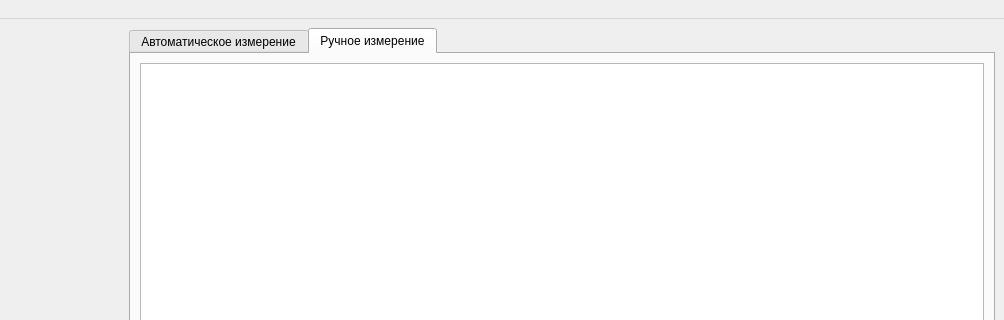
Old version of the form mainwindow.ui in the repository igrekus/mult_i1_measjure; both pictures show x 128 to 1132 and y 0 to 320 of the 1132 by 525 pixel window.
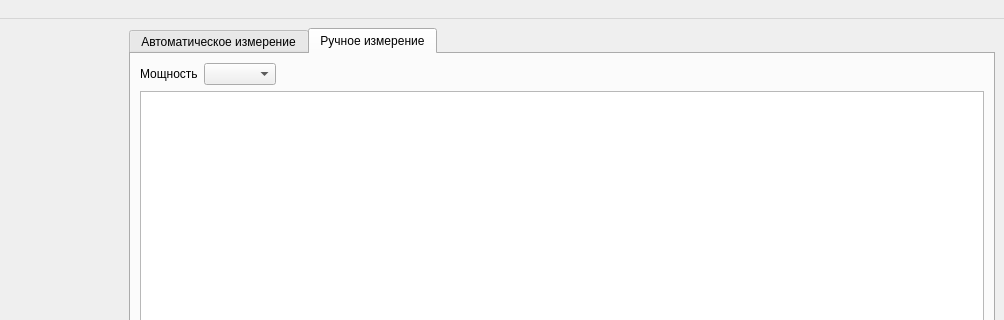
New version of the form.

The edit to the form file:
```diff
--- a/mainwindow.ui
+++ b/mainwindow.ui
@@ -71,6 +71,33 @@
         <string>Ручное измерение</string>
        </attribute>
        <layout class="QVBoxLayout" name="verticalLayout_2">
+        <item>
+         <layout class="QHBoxLayout" name="horizontalLayout_2">
+          <item>
+           <widget class="QLabel" name="label">
+            <property name="text">
+             <string>Мощность</string>
+            </property>
+           </widget>
+          </item>
+          <item>
+           <widget class="QComboBox" name="comboPow"/>
+          </item>
+          <item>
+           <spacer name="horizontalSpacer">
+            <property name="orientation">
+             <enum>Qt::Horizontal</enum>
+            </property>
+            <property name="sizeHint" stdset="0">
+             <size>
+              <width>40</width>
+              <height>20</height>
+             </size>
+            </property>
+           </spacer>
+          </item>
+         </layout>
+        </item>
         <item>
          <widget class="QTableView" name="tableControl">
           <property name="selectionMode">
```
